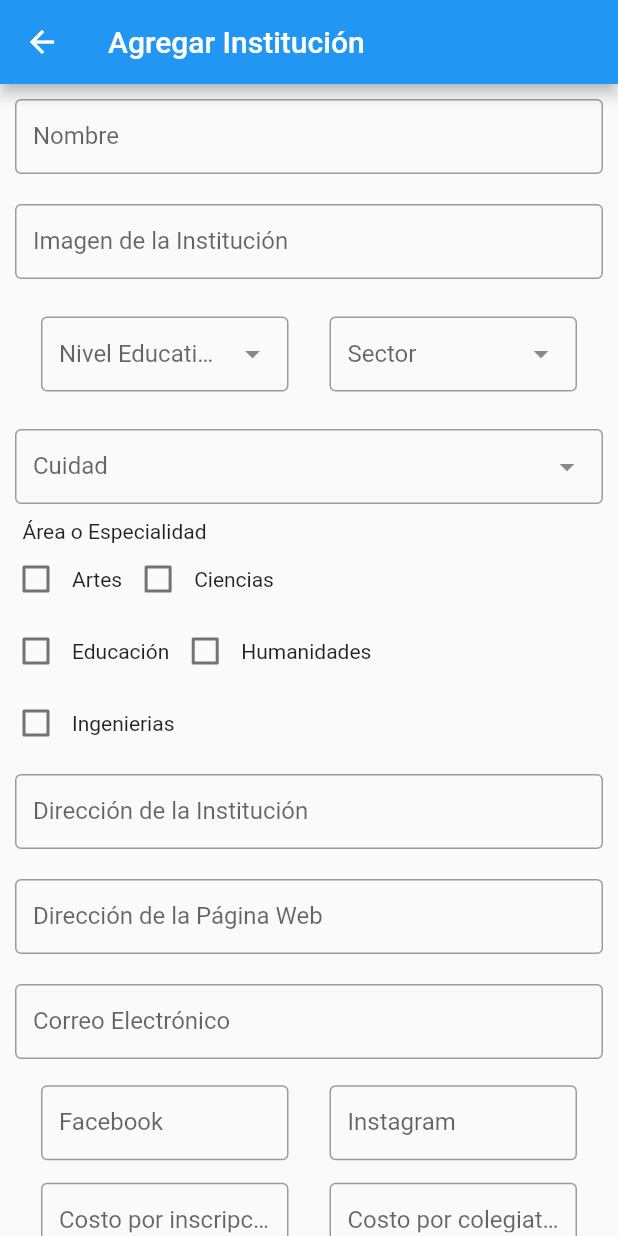
After one commit to Pimpollo30/eduqro, a Flutter app: the AgregarInstitucionPage screen opened by its route, on a phone screen of 412 x 824 dp. The commit adds this screen. Run offline on Flutter 3.47's test engine with Material 2 defaults, Android fonts, the phone set to English and light mode, and no system bars.

Commit message:
AgregarInstitucionPage added

```diff
--- a/lib/main.dart
+++ b/lib/main.dart
@@ -1,3 +1,4 @@
+import 'package:eduqro/pages/agregar_institucion_page.dart';
 import 'package:eduqro/pages/home_page.dart';
 import 'package:flutter/material.dart';
 
@@ -17,6 +18,7 @@ class MyApp extends StatelessWidget {
       title: 'Oferta Eduqro',
       routes: {
         'home': (_) => HomePage(),
+        'agregarInst': (_) => AgregarInstitucionPage(),
       },
     );
   }
--- /dev/null
+++ b/lib/pages/agregar_institucion_page.dart
@@ -0,0 +1,275 @@
+import 'package:flutter/material.dart';
+
+class AgregarInstitucionPage extends StatelessWidget {
+  const AgregarInstitucionPage({super.key});
+
+  @override
+  Widget build(BuildContext context) {
+    return Scaffold(
+        appBar: AppBar(
+          title: Row(
+            mainAxisAlignment: MainAxisAlignment.spaceBetween,
+            children: [
+              Text('Agregar Institución'),
+            ],
+          ),
+        ),
+        body: _FormAgregar());
+  }
+}
+
+class _FormAgregar extends StatelessWidget {
+  @override
+  Widget build(BuildContext context) {
+    return ListView(
+      children: [
+        Column(
+          children: [
+            Column(
+              children: [
+                Padding(
+                  padding:
+                      const EdgeInsets.symmetric(horizontal: 10, vertical: 10),
+                  child: SizedBox(
+                    height: 50,
+                    child: TextField(
+                      decoration: InputDecoration(
+                          labelText: 'Nombre', border: OutlineInputBorder()),
+                    ),
+                  ),
+                ),
+                Padding(
+                  padding: EdgeInsets.symmetric(horizontal: 10, vertical: 10),
+                  child: SizedBox(
+                    height: 50,
+                    child: TextField(
+                      decoration: InputDecoration(
+                          labelText: 'Imagen de la Institución',
+                          border: OutlineInputBorder()),
+                    ),
+                  ),
+                ),
+              ],
+            ),
+          ],
+        ),
+        Container(
+          padding: EdgeInsets.symmetric(vertical: 15),
+          child: Row(
+            mainAxisAlignment: MainAxisAlignment.spaceEvenly,
+            children: [
+              SizedBox(
+                height: 50,
+                width: 165,
+                child: TextField(
+                  decoration: InputDecoration(
+                      labelText: 'Nivel Educativo',
+                      hintText: '...',
+                      border: OutlineInputBorder(),
+                      suffixIcon: Icon(Icons.arrow_drop_down)),
+                ),
+              ),
+              SizedBox(
+                height: 50,
+                width: 165,
+                child: TextField(
+                  decoration: InputDecoration(
+                      labelText: 'Sector',
+                      hintText: '...',
+                      border: OutlineInputBorder(),
+                      suffixIcon: Icon(Icons.arrow_drop_down)),
+                ),
+              ),
+            ],
+          ),
+        ),
+        Column(
+          children: [
+            Padding(
+              padding: EdgeInsets.symmetric(horizontal: 10, vertical: 10),
+              child: SizedBox(
+                height: 50,
+                child: TextField(
+                  decoration: InputDecoration(
+                      labelText: 'Cuidad',
+                      hintText: '...',
+                      border: OutlineInputBorder(),
+                      suffixIcon: Icon(Icons.arrow_drop_down)),
+                ),
+              ),
+            ),
+          ],
+        ),
+        Padding(
+          padding: EdgeInsets.symmetric(horizontal: 15),
+          child: Text('Área o Especialidad'),
+        ),
+        _CheckBoxes(),
+        Column(
+          children: [
+            Container(
+              padding: EdgeInsets.symmetric(horizontal: 10, vertical: 10),
+              child: SizedBox(
+                height: 50,
+                child: TextField(
+                  decoration: InputDecoration(
+                    labelText: 'Dirección de la Institución',
+                    border: OutlineInputBorder(),
+                  ),
+                ),
+              ),
+            ),
+            Container(
+              padding: EdgeInsets.symmetric(horizontal: 10, vertical: 10),
+              child: SizedBox(
+                height: 50,
+                child: TextField(
+                  decoration: InputDecoration(
+                    labelText: 'Dirección de la Página Web',
+                    border: OutlineInputBorder(),
+                  ),
+                ),
+              ),
+            ),
+            Container(
+              padding: EdgeInsets.symmetric(horizontal: 10, vertical: 10),
+              child: SizedBox(
+                height: 50,
+                child: TextField(
+                  decoration: InputDecoration(
+                    labelText: 'Correo Electrónico',
+                    border: OutlineInputBorder(),
+                  ),
+                ),
+              ),
+            ),
+          ],
+        ),
+        Container(
+          padding: EdgeInsets.symmetric(vertical: 7.5),
+          child: Row(
+            mainAxisAlignment: MainAxisAlignment.spaceEvenly,
+            children: [
+              SizedBox(
+                height: 50,
+                width: 165,
+                child: TextField(
+                  decoration: InputDecoration(
+                    labelText: 'Facebook',
+                    hintText: '...',
+                    border: OutlineInputBorder(),
+                  ),
+                ),
+              ),
+              SizedBox(
+                height: 50,
+                width: 165,
+                child: TextField(
+                  decoration: InputDecoration(
+                    labelText: 'Instagram',
+                    hintText: '...',
+                    border: OutlineInputBorder(),
+                  ),
+                ),
+              ),
+            ],
+          ),
+        ),
+        Container(
+          padding: EdgeInsets.symmetric(vertical: 7.5),
+          child: Row(
+            mainAxisAlignment: MainAxisAlignment.spaceEvenly,
+            children: [
+              SizedBox(
+                height: 50,
+                width: 165,
+                child: TextField(
+                  decoration: InputDecoration(
+                    labelText: 'Costo por inscripción',
+                    hintText: '...',
+                    border: OutlineInputBorder(),
+                  ),
+                ),
+              ),
+              SizedBox(
+                height: 50,
+                width: 165,
+                child: TextField(
+                  decoration: InputDecoration(
+                    labelText: 'Costo por colegiatura',
+                    hintText: '...',
+                    border: OutlineInputBorder(),
+                  ),
+                ),
+              ),
+            ],
+          ),
+        ),
+        Container(
+          padding: EdgeInsets.symmetric(vertical: 10, horizontal: 10),
+          child: SizedBox(
+            child: TextField(
+              decoration: InputDecoration(
+                labelText: 'Telefono',
+                border: OutlineInputBorder(),
+              ),
+            ),
+          ),
+        ),
+        Center(
+          child: FloatingActionButton.extended(
+          onPressed: () {},
+          label: Text('Agregar'),
+          elevation: 0,
+        ))
+      ],
+    );
+  }
+}
+
+class _CheckBoxes extends StatelessWidget {
+  @override
+  Widget build(BuildContext context) {
+    return Column(
+      children: [
+        Row(
+          children: [
+            Checkbox(
+              value: false,
+              onChanged: (_) {},
+            ),
+            Text('Artes'),
+            Checkbox(
+              value: false,
+              onChanged: (_) {},
+            ),
+            Text('Ciencias'),
+          ],
+        ),
+        Row(
+          children: [
+            Checkbox(
+              value: false,
+              onChanged: (_) {},
+            ),
+            Text('Educación'),
+            Checkbox(
+              value: false,
+              onChanged: (_) {},
+            ),
+            Text('Humanidades'),
+          ],
+        ),
+        Row(
+          children: [
+            Checkbox(
+              value: false,
+              onChanged: (_) {},
+            ),
+            Text('Ingenierias'),
+          ],
+        ),
+      ],
+    );
+  }
+}
--- a/lib/pages/home_page.dart
+++ b/lib/pages/home_page.dart
@@ -36,6 +36,12 @@ class _HomePageState extends State<HomePage> {
           ],
       ),
       bottomNavigationBar: Navbar(),
+      floatingActionButton: FloatingActionButton(
+        child: Icon(Icons.add),
+        onPressed: () {
+          Navigator.pushNamed(context, "agregarInst");
+        },
+      ),
     );
   }
 }
```
